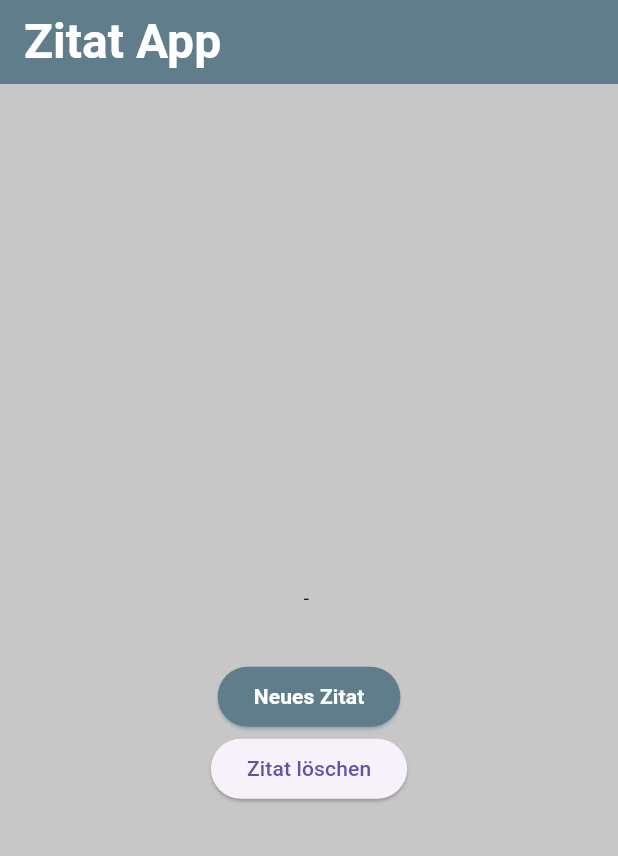
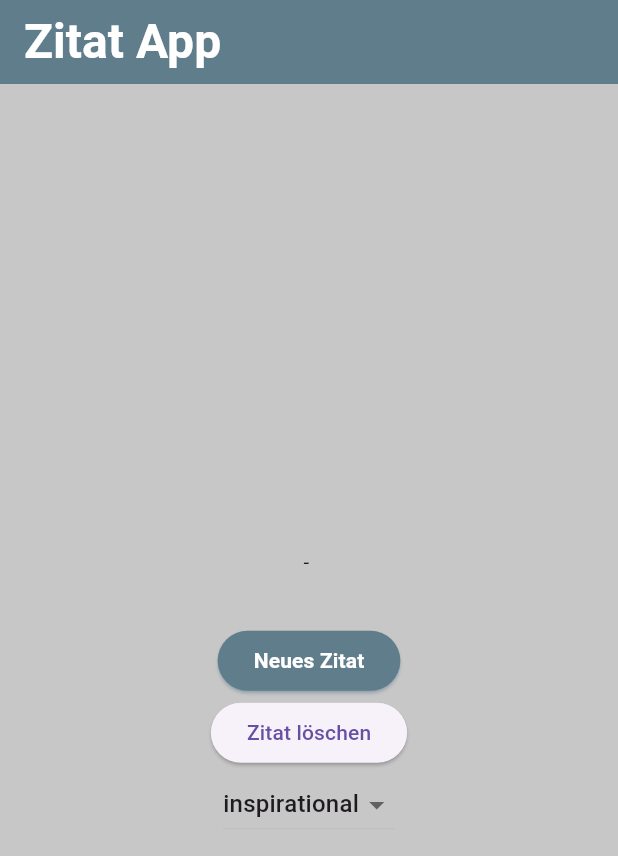
Before and after one commit to MR-Baer89/zitate_app, a Flutter app: the screen it shows after launch, after a tap on "Neues Zitat", on a phone screen of 412 x 824 dp. Shown: the top 856 px of the screen. Run offline on Flutter 3.47's test engine with Material 3 defaults, Android fonts, the phone set to English and light mode, and no system bars; our stand-ins replace shared_preferences; network calls fail.

Commit message:
implement categorys

```diff
--- a/lib/main.dart
+++ b/lib/main.dart
@@ -1,31 +1,34 @@
 import 'package:flutter/material.dart';
 import 'dart:convert';
-import 'package:http/http.dart' as http;
+import 'package:http/http.dart' as mr_baer;
 import 'package:shared_preferences/shared_preferences.dart';
 
 void main() async {
   WidgetsFlutterBinding.ensureInitialized();
   SharedPreferences prefs = await SharedPreferences.getInstance();
-  runApp(MyApp(prefs: prefs));
+  runApp(MainApp(prefs: prefs));
 }
 
-class MyApp extends StatefulWidget {
+class MainApp extends StatefulWidget {
   final SharedPreferences prefs;
 
-  const MyApp({super.key, required this.prefs});
+  const MainApp({super.key, required this.prefs});
 
   @override
-  State<MyApp> createState() => _MyAppState();
+  State<MainApp> createState() => _MainAppState();
 }
 
-class _MyAppState extends State<MyApp> {
+class _MainAppState extends State<MainApp> {
   String quote = '';
   String author = '';
+  String selectedCategory = 'inspirational';
+  List<String> categories = ['inspirational', 'love', 'funny'];
 
   @override
   void initState() {
     super.initState();
     _loadQuoteFromPrefs();
+    fetchQuotesForCategory(selectedCategory);
   }
 
   Future<void> _loadQuoteFromPrefs() async {
@@ -42,9 +45,10 @@ class _MyAppState extends State<MyApp> {
   }
 
   Future<void> fetchQuote() async {
-    final response = await http.get(
-        Uri.parse('https://api.api-ninjas.com/v1/quotes'),
-        headers: {'X-Api-Key': 'Fg1eV7NHdzj3Wp/VQx5AfQ==7coi7tcvw0zADpLu'});
+    final response = await mr_baer.get(
+      Uri.parse('https://api.api-ninjas.com/v1/quotes'),
+      headers: {'X-Api-Key': 'Fg1eV7NHdzj3Wp/VQx5AfQ==7coi7tcvw0zADpLu'},
+    );
 
     if (response.statusCode == 200) {
       final data = jsonDecode(response.body)[0];
@@ -70,6 +74,24 @@ class _MyAppState extends State<MyApp> {
       quote = '';
       author = '';
     });
+  }
+
+  Future<void> fetchQuotesForCategory(String category) async {
+    final response = await mr_baer.get(
+      Uri.parse('https://api.api-ninjas.com/v1/quotes?category=$category'),
+      headers: {'X-Api-Key': 'Fg1eV7NHdzj3Wp/VQx5AfQ==7coi7tcvw0zADpLu'},
+    );
+
+    if (response.statusCode == 200) {
+      final data = jsonDecode(response.body)[0];
+      setState(() {
+        quote = data['quote'];
+        author = data['author'];
+        _saveQuoteToPrefs(quote, author);
+      });
+    } else {
+      print('Request failed with status: ${response.statusCode}.');
+    }
   }
 
   @override
@@ -107,17 +129,35 @@ class _MyAppState extends State<MyApp> {
                 ElevatedButton(
                   onPressed: fetchQuote,
                   style: ElevatedButton.styleFrom(
-                      backgroundColor: Colors.blueGrey,
-                      shadowColor: const Color.fromARGB(255, 137, 187, 212)),
+                    backgroundColor: Colors.blueGrey,
+                    shadowColor: const Color.fromARGB(255, 137, 187, 212),
+                  ),
                   child: const Text(
                     'Neues Zitat',
                     style: TextStyle(
-                        color: Colors.white, fontWeight: FontWeight.bold),
+                      color: Colors.white,
+                      fontWeight: FontWeight.bold,
+                    ),
                   ),
                 ),
                 ElevatedButton(
                   onPressed: _clearQuote,
                   child: const Text('Zitat löschen'),
+                ),
+                DropdownButton<String>(
+                  value: selectedCategory,
+                  onChanged: (String? newValue) {
+                    setState(() {
+                      selectedCategory = newValue!;
+                      fetchQuotesForCategory(selectedCategory);
+                    });
+                  },
+                  items: categories.toSet().map((String value) {
+                    return DropdownMenuItem<String>(
+                      value: value,
+                      child: Text(value),
+                    );
+                  }).toList(),
                 ),
               ],
             ),
```
